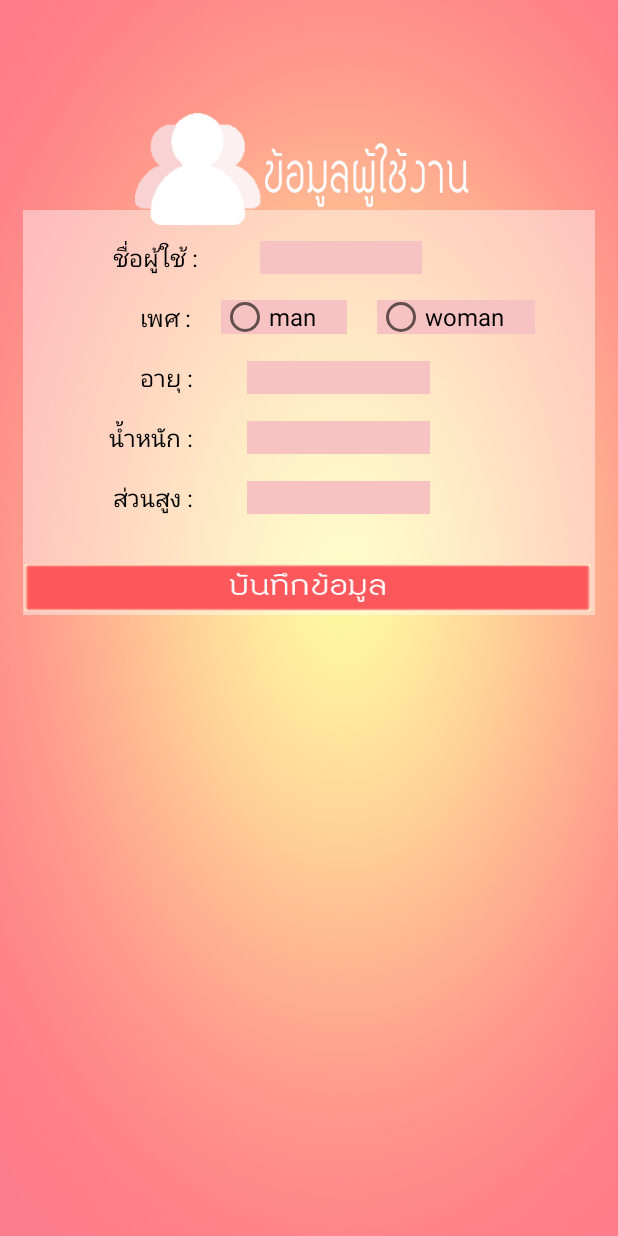
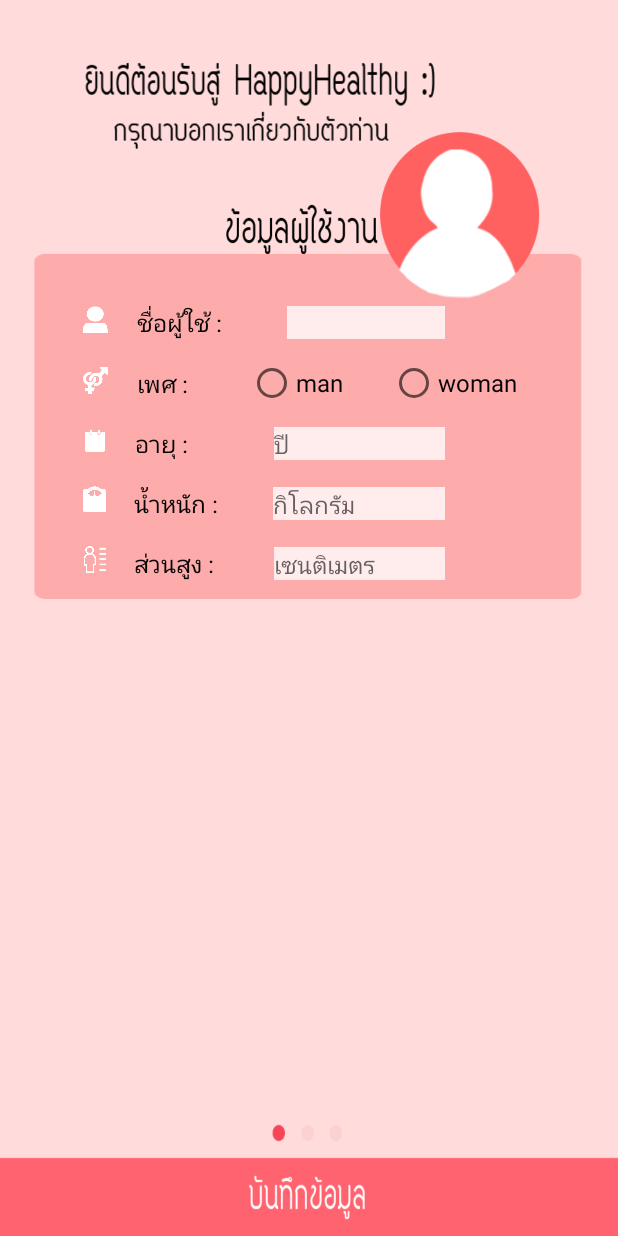
Before and after one commit to jirapornpraneet/AppHappyHealthy, an Android app: the screen it shows after launch (DataUser), on a phone screen of 412 x 824 dp. Run offline under Robolectric (Android 15) with nearby library versions, the phone set to English and light mode, and no system bars; libraries missing offline, so code that uses them is left out: com.squareup.okhttp.

Commit message:
DesignDataUser

```diff
--- a/app/src/main/java/com/example/nut/happyhealthy/DisplayUser.java
+++ b/app/src/main/java/com/example/nut/happyhealthy/DisplayUser.java
@@ -25,7 +25,11 @@
 
     }//OnCreate
 
-
+    @Override
+    protected void onRestart() {
+        super.onRestart();
+        showView();
+    }
 
     private void showView() {
 
--- a/app/src/main/java/com/example/nut/happyhealthy/MainActivity.java
+++ b/app/src/main/java/com/example/nut/happyhealthy/MainActivity.java
@@ -112,4 +112,12 @@
 
     }   // checkUserTABLe
 
+    @Override
+    protected void onRestart() {
+        super.onRestart();
+
+        checkUserTABLE();
+
+    }
+
 }//MainClass
--- a/app/src/main/res/layout/activity_data_user.xml
+++ b/app/src/main/res/layout/activity_data_user.xml
@@ -4,30 +4,43 @@
     android:layout_width="match_parent"
     android:layout_height="match_parent"
     tools:context="com.example.nut.happyhealthy.DataUser"
-    android:background="@drawable/bg">
+    android:background="#ffdbdb">
 
 
     <ImageView
-        android:layout_width="wrap_content"
-        android:layout_height="wrap_content"
-        android:id="@+id/imageView2"
-        android:layout_marginLeft="90dp"
-        android:src="@drawable/userdatahead" />
+        android:layout_width="fill_parent"
+        android:layout_height="90dp"
+        android:id="@+id/imageView21"
+        android:src="@drawable/userdatahead1"
+        android:layout_alignLeft="@+id/linearLayout"
+        android:layout_alignStart="@+id/linearLayout"
+        android:layout_alignRight="@+id/linearLayout"
+        android:layout_alignEnd="@+id/linearLayout"
+        android:layout_marginTop="25dp"
+        android:layout_marginRight="70dp" />
 
     <LinearLayout
         android:orientation="vertical"
         android:layout_width="match_parent"
-        android:layout_height="270dp"
-        android:layout_marginTop="140dp"
-        android:background="#6effffff"
+        android:layout_height="245dp"
+        android:background="@drawable/bgtextall"
         android:layout_marginLeft="15dp"
-        android:layout_marginRight="15dp">
+        android:layout_marginRight="15dp"
+        android:id="@+id/linearLayout"
+        android:layout_marginTop="163dp">
 
         <LinearLayout
             android:orientation="horizontal"
             android:layout_width="match_parent"
             android:layout_height="wrap_content"
-            android:layout_marginTop="20dp">
+            android:layout_marginTop="40dp">
+
+            <ImageView
+                android:layout_width="25dp"
+                android:layout_height="20dp"
+                android:id="@+id/imageView15"
+                android:src="@drawable/people"
+                android:layout_marginLeft="35dp" />
 
             <TextView
                 android:layout_width="0dp"
@@ -38,7 +51,7 @@
                 android:textColor="#000000"
                 android:textIsSelectable="false"
                 android:layout_weight="1"
-                android:layout_marginLeft="60dp" />
+                android:layout_marginLeft="15dp" />
 
             <EditText
                 android:layout_width="50dp"
@@ -46,19 +59,27 @@
                 android:inputType="textPersonName"
                 android:id="@+id/User_Name"
                 android:textColor="#000000"
-                android:background="#f7c2c2"
+                android:background="#ffeded"
                 android:editable="true"
-                android:layout_marginRight="115dp"
+                android:layout_marginRight="100dp"
                 android:layout_weight="0.59"
-                android:textSize="16dp" />
+                android:textSize="16dp"
+                android:layout_marginLeft="8dp" />
+
         </LinearLayout>
 
         <LinearLayout
             android:orientation="horizontal"
             android:layout_width="match_parent"
             android:layout_height="wrap_content"
-            android:layout_marginTop="17dp"
-            android:layout_marginRight="20dp">
+            android:layout_marginTop="18dp">
+
+            <ImageView
+                android:layout_width="25dp"
+                android:layout_height="20dp"
+                android:id="@+id/imageView17"
+                android:src="@drawable/sex"
+                android:layout_marginLeft="35dp" />
 
             <TextView
                 android:layout_width="wrap_content"
@@ -66,8 +87,8 @@
                 android:text="เพศ :"
                 android:id="@+id/sextext"
                 android:textSize="16sp"
-                android:layout_marginLeft="78dp"
-                android:textColor="#FF000000"
+                android:layout_marginLeft="15dp"
+                android:textColor="#000000"
                 android:textIsSelectable="false" />
 
             <RadioGroup
@@ -75,8 +96,9 @@
                 android:layout_height="match_parent"
                 android:orientation="horizontal"
                 android:id="@+id/User_Sex"
-                android:layout_marginRight="20dp"
-                android:layout_weight="1">
+                android:layout_weight="1"
+                android:layout_marginLeft="30dp"
+                android:layout_marginRight="20dp">
 
                 <RadioButton
                     android:layout_width="wrap_content"
@@ -84,11 +106,11 @@
                     android:text="man"
                     android:id="@+id/man"
                     android:textColor="#000000"
-                    android:background="#f7c2c2"
                     android:layout_weight="1"
-                    android:layout_marginLeft="20dp"
                     android:checked="false"
-                    android:textSize="16sp" />
+                    android:textSize="16sp"
+                    android:layout_marginLeft="10dp"
+                    android:layout_marginRight="10dp" />
 
                 <RadioButton
                     android:layout_width="wrap_content"
@@ -96,10 +118,9 @@
                     android:text="woman"
                     android:id="@+id/woman"
                     android:textColor="#000000"
-                    android:background="#f7c2c2"
                     android:layout_weight="1"
-                    android:layout_marginLeft="20dp"
-                    android:textSize="16dp" />
+                    android:textSize="16dp"
+                    android:layout_marginRight="10dp" />
             </RadioGroup>
 
         </LinearLayout>
@@ -110,16 +131,23 @@
             android:layout_height="wrap_content"
             android:layout_marginTop="17dp">
 
+            <ImageView
+                android:layout_width="25dp"
+                android:layout_height="20dp"
+                android:id="@+id/imageView20"
+                android:layout_marginLeft="35dp"
+                android:src="@drawable/age" />
+
             <TextView
                 android:layout_width="wrap_content"
                 android:layout_height="wrap_content"
                 android:text="อายุ :"
-                android:id="@+id/birthdaytext"
+                android:id="@+id/agetext"
                 android:textSize="16dp"
                 android:layout_weight="1"
-                android:layout_marginLeft="78dp"
-                android:textColor="#FF000000"
-                android:textIsSelectable="false" />
+                android:textColor="#000000"
+                android:textIsSelectable="false"
+                android:layout_marginLeft="14dp" />
 
             <EditText
                 android:layout_width="50dp"
@@ -129,9 +157,11 @@
                 android:id="@+id/User_Age"
                 android:layout_weight="2"
                 android:textColor="#000000"
-                android:background="#f7c2c2"
-                android:layout_marginRight="110dp"
-                android:textSize="16dp" />
+                android:background="#ffeded"
+                android:layout_marginRight="100dp"
+                android:textSize="16dp"
+                android:hint="ปี"
+                android:layout_marginLeft="26dp" />
 
         </LinearLayout>
 
@@ -141,6 +171,13 @@
             android:layout_height="wrap_content"
             android:layout_marginTop="17dp">
 
+            <ImageView
+                android:layout_width="25dp"
+                android:layout_height="18dp"
+                android:id="@+id/imageView18"
+                android:src="@drawable/weight"
+                android:layout_marginLeft="35dp" />
+
             <TextView
                 android:layout_width="wrap_content"
                 android:layout_height="wrap_content"
@@ -148,22 +185,24 @@
                 android:id="@+id/weighttext"
                 android:textSize="16dp"
                 android:layout_weight="1"
-                android:layout_marginLeft="57dp"
-                android:textColor="#FF000000"
-                android:textIsSelectable="false" />
+                android:textColor="#000000"
+                android:textIsSelectable="false"
+                android:layout_marginLeft="13dp" />
 
             <EditText
-                android:layout_width="50dp"
+                android:layout_width="40dp"
                 android:layout_height="wrap_content"
                 android:inputType="numberDecimal"
                 android:ems="10"
                 android:id="@+id/User_Weight"
                 android:layout_weight="2"
                 android:textColor="#000000"
-                android:background="#f7c2c2"
-                android:layout_marginRight="110dp"
+                android:background="#ffeded"
+                android:layout_marginRight="100dp"
                 android:autoText="false"
-                android:textSize="16dp" />
+                android:textSize="16dp"
+                android:hint="กิโลกรัม" />
+
         </LinearLayout>
 
         <LinearLayout
@@ -172,6 +211,13 @@
             android:layout_height="wrap_content"
             android:layout_marginTop="17dp">
 
+            <ImageView
+                android:layout_width="25dp"
+                android:layout_height="18dp"
+                android:id="@+id/imageView19"
+                android:layout_marginLeft="35dp"
+                android:src="@drawable/height" />
+
             <TextView
                 android:layout_width="wrap_content"
                 android:layout_height="wrap_content"
@@ -179,8 +225,8 @@
                 android:id="@+id/heightext"
                 android:textSize="16dp"
                 android:layout_weight="1"
-                android:layout_marginLeft="60dp"
-                android:textColor="#FF000000"
+                android:layout_marginLeft="13dp"
+                android:textColor="#000000"
                 android:textIsSelectable="false" />
 
             <EditText
@@ -191,28 +237,36 @@
                 android:id="@+id/User_Height"
                 android:layout_weight="2"
                 android:textColor="#010101"
-                android:background="#f7c2c2"
-                android:layout_marginRight="110dp"
-                android:textSize="16dp" />
-        </LinearLayout>
+                android:background="#ffeded"
+                android:layout_marginRight="100dp"
+                android:textSize="16dp"
+                android:layout_marginLeft="8dp"
+                android:hint="เซนติเมตร" />
 
-        <LinearLayout
-            android:orientation="horizontal"
-            android:layout_width="match_parent"
-            android:layout_height="wrap_content"
-            android:layout_marginTop="30dp">
-
-            <ImageView
-                android:layout_width="wrap_content"
-                android:layout_height="wrap_content"
-                android:id="@+id/imageView16"
-                android:layout_weight="1"
-                android:background="@drawable/savedatauser"
-                android:onClick="ClickDisPlay" />
         </LinearLayout>
 
 
     </LinearLayout>
 
+    <ImageView
+        android:layout_width="220dp"
+        android:layout_height="120dp"
+        android:id="@+id/imageView2"
+        android:layout_alignLeft="@+id/linearLayout"
+        android:layout_alignStart="@+id/imageView21"
+        android:layout_gravity="center"
+        android:layout_marginLeft="130dp"
+        android:src="@drawable/userdatahead"
+        android:layout_alignParentRight="false"
+        android:layout_marginTop="83dp" />
+
+    <ImageView
+        android:layout_width="match_parent"
+        android:layout_height="80dp"
+        android:onClick="ClickDisPlay"
+        android:layout_alignParentBottom="true"
+        android:layout_gravity="left"
+        android:background="@drawable/savedatauser" />
+
 
 </RelativeLayout>
--- a/app/src/main/res/layout/activity_display_user.xml
+++ b/app/src/main/res/layout/activity_display_user.xml
@@ -3,8 +3,13 @@
     android:layout_width="match_parent"
     android:layout_height="match_parent"
     tools:context="com.example.nut.happyhealthy.DisplayUser"
-    android:background="#f6b9b9">
+    android:background="#ffdbdb">
 
+
+    <LinearLayout
+        android:orientation="vertical"
+        android:layout_width="match_parent"
+        android:layout_height="match_parent"></LinearLayout>
 
     <LinearLayout
         android:orientation="vertical"
@@ -75,4 +80,5 @@
             android:textSize="30dp"
             android:layout_margin="10dp" />
     </LinearLayout>
+
 </RelativeLayout>
```
Also changed, not shown: app/src/main/res/drawable-xhdpi/savedatauser.png (deleted), app/src/main/res/drawable-xhdpi/userdatahead.png (deleted), app/src/main/res/drawable/age.png (added), app/src/main/res/drawable/bgtextall.png (added), app/src/main/res/drawable/height.png (added), app/src/main/res/drawable/people.png (added), app/src/main/res/drawable/savedatauser.png (added), app/src/main/res/drawable/sex.png (added), app/src/main/res/drawable/userdatahead.png (added), app/src/main/res/drawable/userdatahead1.png (added), app/src/main/res/drawable/weight.png (added).
